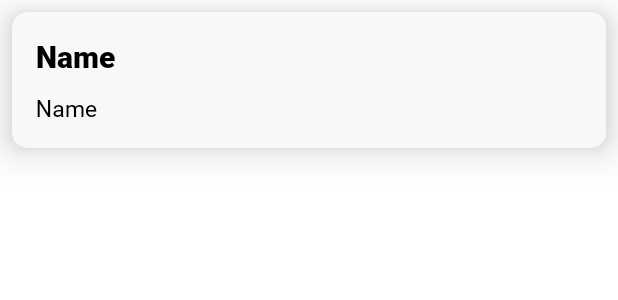
After one commit to IronClad1607/Red-Carpet-Internship-Task, an Android app: the layout item_sources.xml on its own in the app's theme, with its tools: preview values and no code run, on a phone screen of 412 x 824 dp. The commit adds this screen. Shown: the top 300 px of the screen. Run offline under Robolectric (Android 15) with nearby library versions, the phone set to English and light mode, and no system bars; network calls fail.

Commit message:
sources adapter and recycler view done

```diff
--- a/app/src/main/java/com/ishaanjain/redcarpetinternship/data/api/NewAPIService.kt
+++ b/app/src/main/java/com/ishaanjain/redcarpetinternship/data/api/NewAPIService.kt
@@ -14,6 +14,6 @@ interface NewAPIService {
         @Query("apiKey") apiKey: String
     ): Response<NewsResponse>
 
-    @GET("/v2/sources")
+    @GET("/v2/sources?language=en")
     suspend fun getSources(@Query("apiKey") apiKey: String): Response<SourcesResponse>
 }
--- a/app/src/main/java/com/ishaanjain/redcarpetinternship/data/models/Sources.kt
+++ b/app/src/main/java/com/ishaanjain/redcarpetinternship/data/models/Source.kt
@@ -1,6 +1,6 @@
 package com.ishaanjain.redcarpetinternship.data.models
 
-data class Sources(
+data class Source(
     val category: String,
     val country: String,
     val description: String,
--- a/app/src/main/java/com/ishaanjain/redcarpetinternship/data/models/SourcesResponse.kt
+++ b/app/src/main/java/com/ishaanjain/redcarpetinternship/data/models/SourcesResponse.kt
@@ -1,6 +1,6 @@
 package com.ishaanjain.redcarpetinternship.data.models
 
 data class SourcesResponse(
-    val sources: List<Sources>,
+    val sources: List<Source>,
     val status: String
 )
--- /dev/null
+++ b/app/src/main/res/layout/item_sources.xml
@@ -0,0 +1,45 @@
+<?xml version="1.0" encoding="utf-8"?>
+<com.google.android.material.card.MaterialCardView xmlns:android="http://schemas.android.com/apk/res/android"
+    xmlns:app="http://schemas.android.com/apk/res-auto"
+    xmlns:tools="http://schemas.android.com/tools"
+    android:layout_width="match_parent"
+    android:layout_height="wrap_content"
+    android:layout_margin="8dp"
+    app:cardBackgroundColor="@color/colorBack"
+    app:cardCornerRadius="10dp"
+    app:cardElevation="16dp">
+
+    <androidx.constraintlayout.widget.ConstraintLayout
+        android:layout_width="match_parent"
+        android:layout_height="match_parent"
+        android:padding="16dp">
+
+        <TextView
+            android:id="@+id/tvName"
+            android:layout_width="match_parent"
+            android:layout_height="wrap_content"
+            android:fontFamily="@font/roboto_black"
+            android:textColor="@color/textColor"
+            android:textSize="20sp"
+            app:layout_constraintBottom_toTopOf="@id/tvDescription"
+            app:layout_constraintEnd_toEndOf="parent"
+            app:layout_constraintStart_toStartOf="parent"
+            app:layout_constraintTop_toTopOf="parent"
+            tools:text="Name" />
+
+        <TextView
+            android:id="@+id/tvDescription"
+            android:layout_width="match_parent"
+            android:layout_height="wrap_content"
+            android:layout_marginTop="10dp"
+            android:fontFamily="@font/roboto"
+            android:textColor="@color/textColor"
+            android:textSize="15sp"
+            app:layout_constraintEnd_toEndOf="parent"
+            app:layout_constraintStart_toStartOf="parent"
+            app:layout_constraintTop_toBottomOf="@id/tvName"
+            tools:text="Name" />
+    </androidx.constraintlayout.widget.ConstraintLayout>
+
+
+</com.google.android.material.card.MaterialCardView>
--- a/app/src/main/res/values/strings.xml
+++ b/app/src/main/res/values/strings.xml
@@ -6,4 +6,5 @@
     <string name="top_headlines">Top Headlines</string>
     <string name="search_anything">Search Anything</string>
     <string name="various_sources">Various Sources</string>
+    <string name="list_of_sources">List of Sources:</string>
 </resources>
```
Also changed, not shown: app/src/main/java/com/ishaanjain/redcarpetinternship/ui/adapters/SourceAdapter.kt (added, +34 -0 lines), app/src/main/java/com/ishaanjain/redcarpetinternship/ui/view/SourceActivity.kt (+17 -4 lines), app/src/main/java/com/ishaanjain/redcarpetinternship/ui/viewmodel/NewsViewModel.kt (+5 -4 lines), app/src/main/res/layout/activity_source.xml (+25 -0 lines).
